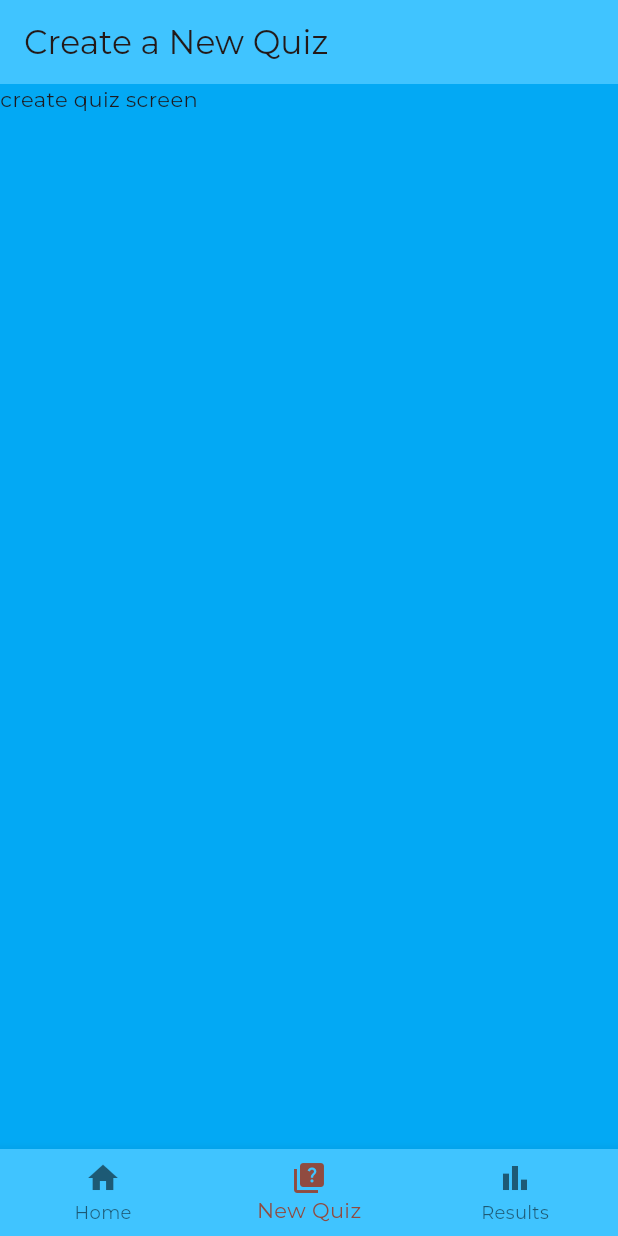
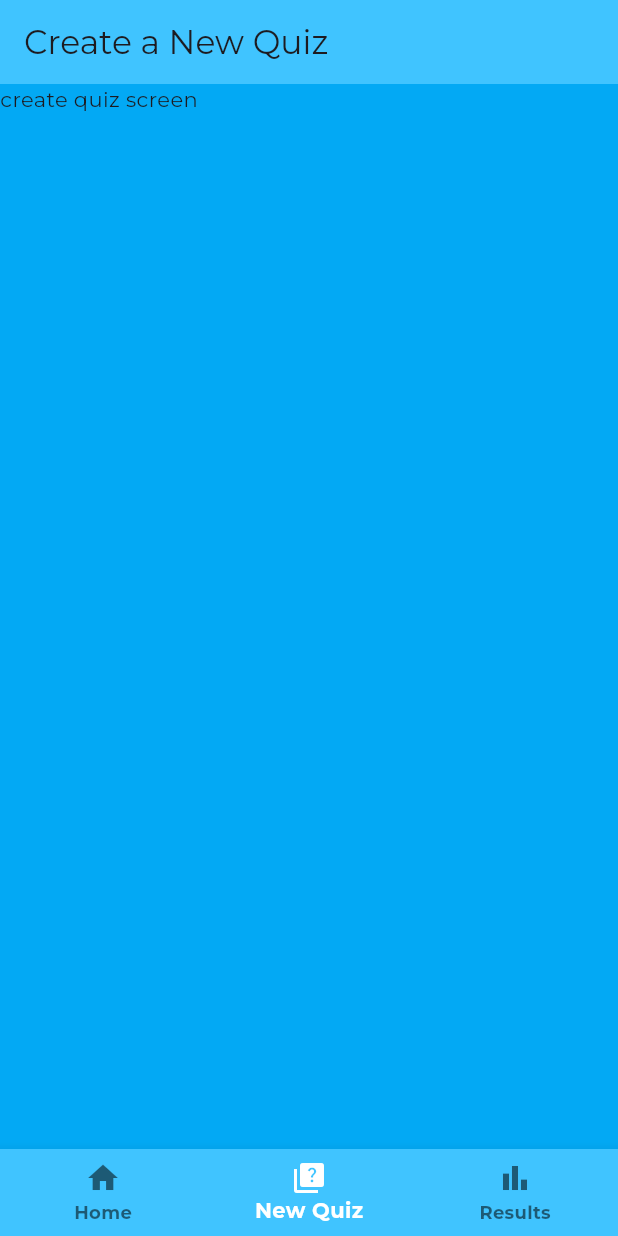
Before and after one commit to mfpullen22/id_review_app, a Flutter app: the screen it shows after launch, item 2 of the bottom bar chosen, on a phone screen of 412 x 824 dp. Run offline on Flutter 3.47's test engine with Material 3 defaults, Android fonts, the phone set to English and light mode, and no system bars; our stand-ins replace flutter_riverpod, google_fonts; missing offline and left inert: neubrutalism_ui.

Commit message:
Minor tweaks

```diff
--- a/lib/main.dart
+++ b/lib/main.dart
@@ -6,10 +6,6 @@ import 'package:id_review_app/screens/tabs.dart';
 
 final theme = ThemeData(
   useMaterial3: true,
-  colorScheme: ColorScheme.fromSeed(
-    brightness: Brightness.light,
-    seedColor: const Color.fromARGB(255, 131, 0, 0),
-  ),
   textTheme: GoogleFonts.montserratTextTheme(),
 );
 void main() {
--- a/lib/screens/home.dart
+++ b/lib/screens/home.dart
@@ -13,7 +13,7 @@ class HomeScreen extends StatelessWidget {
           padding: const EdgeInsets.fromLTRB(8, 0, 8, 8),
           child: Center(
             child: Image(
-                image: AssetImage("assets/images/logo.webp"),
+                image: const AssetImage("assets/images/logo.webp"),
                 width: MediaQuery.of(context).size.width),
           ),
         ),
--- a/lib/screens/tabs.dart
+++ b/lib/screens/tabs.dart
@@ -44,6 +44,9 @@ class _TabsScreenState extends ConsumerState<TabsScreen> {
       body: activePage,
       bottomNavigationBar: BottomNavigationBar(
         backgroundColor: Colors.lightBlueAccent,
+        selectedItemColor: Colors.white,
+        unselectedLabelStyle: const TextStyle(fontWeight: FontWeight.bold),
+        selectedLabelStyle: const TextStyle(fontWeight: FontWeight.bold),
         type: BottomNavigationBarType.fixed,
         onTap: _selectPage,
         currentIndex: _selectedPageIndex,
```
Also changed, not shown: lib/screens/questions_list.dart (added, +10 -0 lines).
